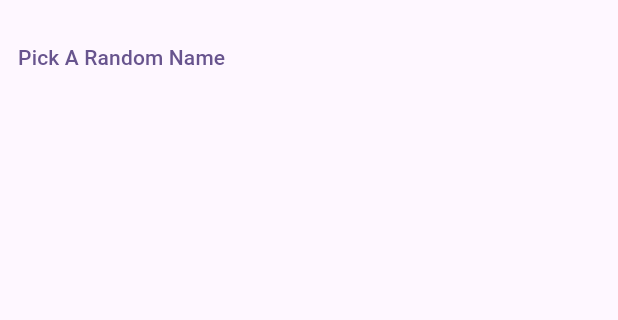
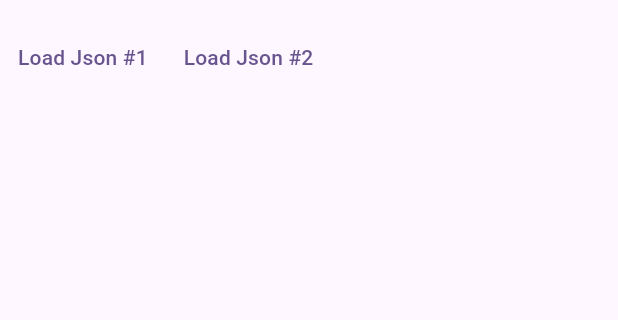
Before and after one commit to anorld-droid/testingbloc_course, a Flutter app: the screen it shows after launch, on a phone screen of 412 x 824 dp, the part 63-383 px from its top. Run offline on Flutter 3.47's test engine with Material 2 defaults, Android fonts, the phone set to English and light mode, and no system bars; our stand-ins replace flutter_bloc.

```diff
--- a/lib/main.dart
+++ b/lib/main.dart
@@ -1,6 +1,13 @@
+import 'dart:convert';
+import 'dart:io';
+
 import 'package:flutter/material.dart';
-import 'package:bloc/bloc.dart';
-import 'dart:math' as math show Random;
+import 'dart:developer' as devtools show log;
+import 'package:flutter_bloc/flutter_bloc.dart';
+
+extension Log on Object {
+  void log() => devtools.log(toString());
+}
 
 void main() {
   runApp(const MyApp());
@@ -18,7 +25,103 @@ class MyApp extends StatelessWidget {
         colorScheme: ColorScheme.fromSeed(seedColor: Colors.deepPurple),
         useMaterial3: true,
       ),
-      home: const HomePage(),
+      home: BlocProvider(
+        create: (_) => PersonsBloc(),
+        child: const HomePage(),
+      ),
+    );
+  }
+}
+
+@immutable
+abstract class LoadAction {
+  const LoadAction();
+}
+
+enum PersonUrl {
+  persons1,
+  persons2,
+}
+
+extension UrlString on PersonUrl {
+  String get urlString {
+    switch (this) {
+      case PersonUrl.persons1:
+        return 'http://10.0.2.2:41393/api/persons1.json';
+      case PersonUrl.persons2:
+        return 'http://10.0.2.2:41393/api/persons2.json';
+    }
+  }
+}
+
+@immutable
+class Person {
+  final String name;
+  final int age;
+
+  const Person({
+    required this.name,
+    required this.age,
+  });
+
+  Person.fromJson(Map<String, dynamic> json)
+      : name = json['name'] as String,
+        age = json['age'] as int;
+
+  @override
+  String toString() => 'Person (Name: $name, Age: $age)';
+}
+
+Future<Iterable<Person>> getPersons(String url) => HttpClient()
+    .getUrl(Uri.parse(url))
+    .then((req) => req.close())
+    .then((resp) => resp.transform(utf8.decoder).join())
+    .then((str) => json.decode(str) as List<dynamic>)
+    .then((list) => list.map((e) => Person.fromJson(e)));
+
+@immutable
+class LoadPersonsAction implements LoadAction {
+  final PersonUrl url;
+
+  const LoadPersonsAction({required this.url}) : super();
+}
+
+@immutable
+class FetchResults {
+  final Iterable<Person> persons;
+  final bool isRetrievedFromCache;
+
+  const FetchResults(
+      {required this.persons, required this.isRetrievedFromCache});
+
+  @override
+  String toString() =>
+      'FetchResults (isRetrievedFromCache = $isRetrievedFromCache, persons= $persons)';
+}
+
+class PersonsBloc extends Bloc<LoadAction, FetchResults?> {
+  final Map<PersonUrl, Iterable<Person>> _cache = {};
+  PersonsBloc() : super(null) {
+    on<LoadPersonsAction>(
+      (event, emit) async {
+        final url = event.url;
+        if (_cache.containsKey(url)) {
+          final cacheResults = _cache[url]!;
+          final persons = FetchResults(
+            persons: cacheResults,
+            isRetrievedFromCache: true,
+          );
+          emit(persons);
+        } else {
+          final persons = await getPersons(url.urlString);
+          _cache[url] = persons;
+          final results = FetchResults(
+            persons: persons,
+            isRetrievedFromCache: false,
+          );
+          emit(results);
+        }
+      },
     );
   }
 }
@@ -29,13 +132,8 @@ const names = [
   'Baz',
 ];
 
-extension RandomElement<T> on Iterable<T> {
-  T getRandomElement() => elementAt(math.Random().nextInt(length));
-}
-
-class NamesCubit extends Cubit<String?> {
-  NamesCubit() : super(null);
-  void pickRandomName() => emit(names.getRandomElement());
+extension Subscript<T> on Iterable<T> {
+  T? operator [](int index) => length > index ? elementAt(index) : null;
 }
 
 class HomePage extends StatefulWidget {
@@ -46,17 +144,13 @@ class HomePage extends StatefulWidget {
 }
 
 class _HomePageState extends State<HomePage> {
-  late final NamesCubit cubit;
-
   @override
   void initState() {
     super.initState();
-    cubit = NamesCubit();
   }
 
   @override
   void dispose() {
-    cubit.close();
     super.dispose();
   }
 
@@ -66,30 +160,51 @@ class _HomePageState extends State<HomePage> {
       appBar: AppBar(
         title: const Text("Flutter Demo Home Page'"),
       ),
-      body: StreamBuilder<String?>(
-          stream: cubit.stream,
-          builder: (context, snapshot) {
-            final button = TextButton(
-              onPressed: cubit.pickRandomName,
-              child: const Text('Pick A Random Name'),
-            );
-            switch (snapshot.connectionState) {
-              case ConnectionState.active:
-                return Column(
-                  mainAxisAlignment: MainAxisAlignment.center,
-                  children: [
-                    Text(snapshot.data ?? ''),
-                    button,
-                  ],
-                );
-              case ConnectionState.waiting:
-                return button;
-              case ConnectionState.done:
+      body: Column(
+        children: [
+          Row(
+            children: [
+              TextButton(
+                onPressed: () {
+                  context.read<PersonsBloc>().add(
+                        const LoadPersonsAction(url: PersonUrl.persons1),
+                      );
+                },
+                child: const Text('Load Json #1'),
+              ),
+              TextButton(
+                onPressed: () {
+                  context.read<PersonsBloc>().add(
+                        const LoadPersonsAction(url: PersonUrl.persons2),
+                      );
+                },
+                child: const Text('Load Json #2'),
+              ),
+            ],
+          ),
+          BlocBuilder<PersonsBloc, FetchResults?>(
+            buildWhen: (previous, current) =>
+                previous?.persons != current?.persons,
+            builder: ((context, fetchResults) {
+              fetchResults?.log();
+              final persons = fetchResults?.persons;
+              if (persons == null) {
                 return const SizedBox();
-              case ConnectionState.none:
-                return button;
-            }
-          }),
+              }
+              return Expanded(
+                  child: ListView.builder(
+                itemCount: persons.length,
+                itemBuilder: (context, index) {
+                  final person = persons[index]!;
+                  return ListTile(
+                    title: Text(person.name),
+                  );
+                },
+              ));
+            }),
+          )
+        ],
+      ),
     );
   }
 }
```
Also changed, not shown: api/persons1.json (added, +14 -0 lines), api/persons2.json (added, +14 -0 lines).
